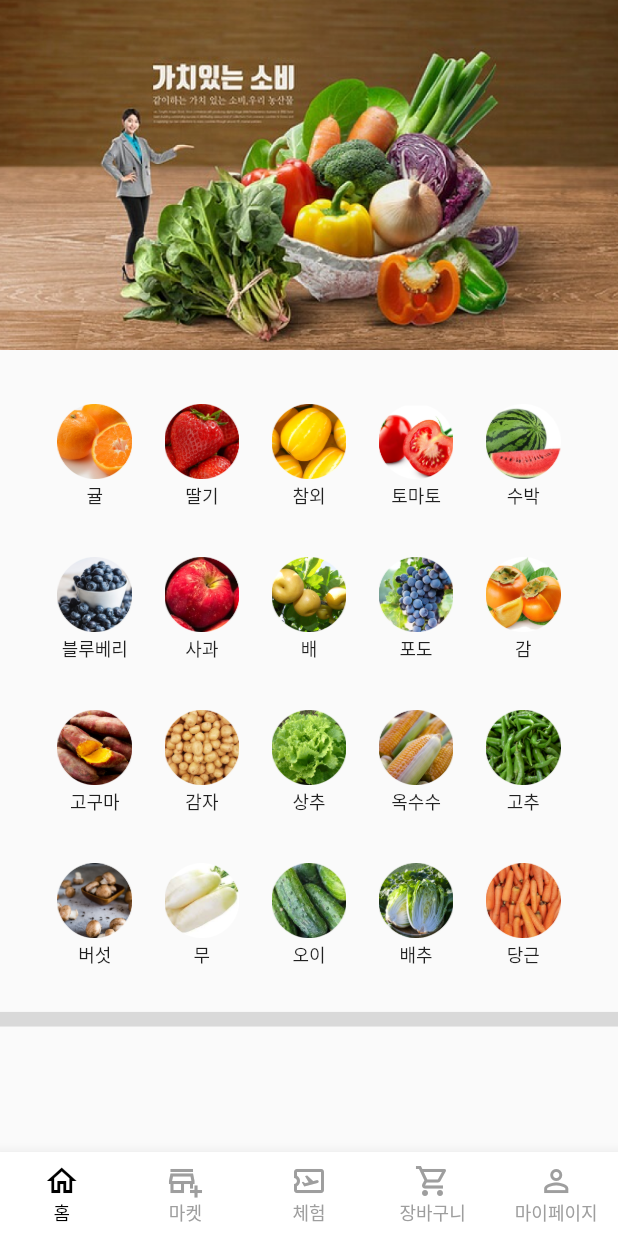
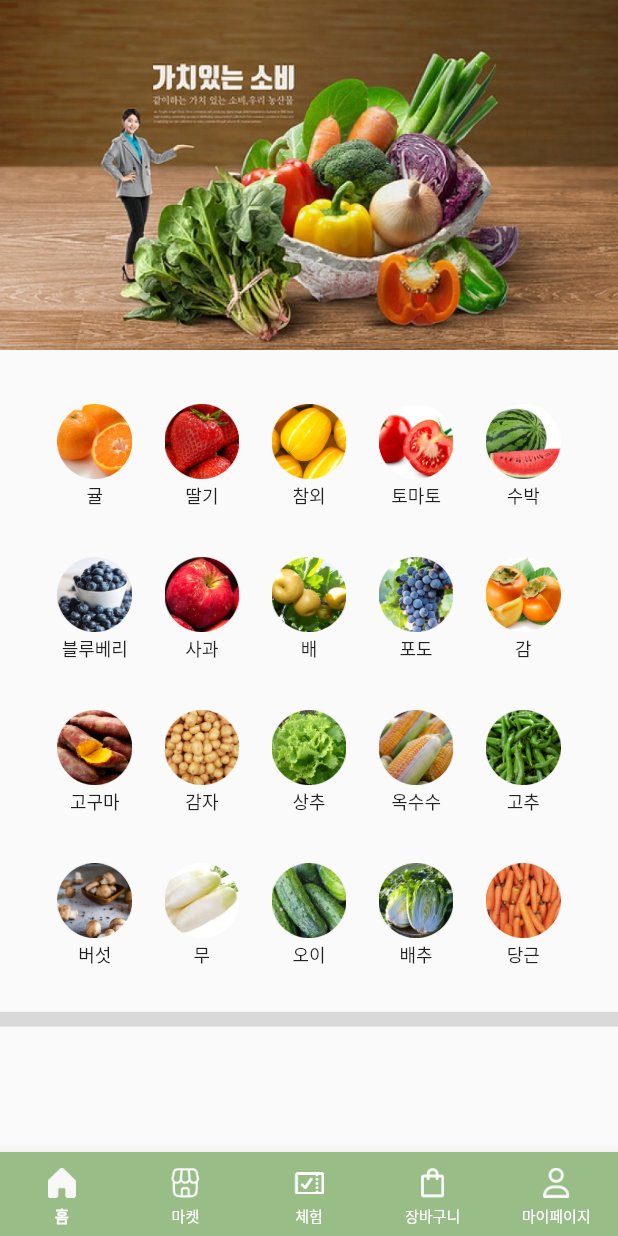
Before and after one commit to AlwaysFighting/Farm2Table, a Flutter app: the screen it shows once a user with an empty profile is signed in, on a phone screen of 412 x 824 dp. Run offline on Flutter 3.47's test engine with Material 2 defaults, Android fonts, the phone set to English and light mode, and no system bars; drawn by our look-alikes of carousel_slider; our stand-ins replace cloud_firestore, firebase_auth, firebase_core, flutter_screenutil, google_sign_in, hexcolor; accounts and stored records are empty.

Commit message:
Feat: 네비게이션 아이콘 수정

```diff
--- a/Frontend/farm2table/lib/Const/bottom_nav.dart
+++ b/Frontend/farm2table/lib/Const/bottom_nav.dart
@@ -7,6 +7,8 @@ import '../Home/Views/home.dart';
 import '../MyPage/Views/mypage_home.dart';
 import 'package:firebase_auth/firebase_auth.dart';
 import 'package:farm2table/Login/login.dart';
+
+import 'colors.dart';
 
 class BottomNavigation extends StatefulWidget {
   const BottomNavigation({Key? key}) : super(key: key);
@@ -53,12 +55,11 @@ class _BottomNavigationState extends State<BottomNavigation> {
 
   BottomNavigationBar _bottomNavigation() {
     return BottomNavigationBar(
-      backgroundColor: Colors.white,
-      unselectedItemColor: Colors.grey,
-      selectedLabelStyle: const TextStyle(color: Colors.black),
-      selectedItemColor: Colors.black,
-      selectedFontSize: 12,
-      unselectedFontSize: 12,
+      backgroundColor: subColor,
+      unselectedItemColor: Colors.white,
+      selectedLabelStyle: const TextStyle(color: Colors.white, fontWeight: FontWeight.w700, fontSize: 10.0),
+      unselectedLabelStyle: const TextStyle(color: Colors.white, fontWeight: FontWeight.w400, fontSize: 10.0),
+      selectedItemColor: Colors.white,
       type: BottomNavigationBarType.fixed,
       onTap: (int index) {
         setState(() {
@@ -66,26 +67,101 @@ class _BottomNavigationState extends State<BottomNavigation> {
         });
       },
       currentIndex: currentIndex,
-      items:const [
+      items: [
         BottomNavigationBarItem(
-          label: "홈",
-          icon: Icon(Icons.home_outlined),
+          icon: Padding(
+            padding: const EdgeInsets.all(4.0),
+            child: Image.asset(
+              'assets/Images/navigation/House_Grey.png',
+              width: 20,
+              height: 20,
+            ),
+          ),
+          activeIcon: Padding(
+            padding: const EdgeInsets.all(4.0),
+            child: Image.asset(
+              'assets/Images/navigation/House_Color.png',
+              width: 20,
+              height: 20,
+            ),
+          ),
+          label: '홈',
         ),
         BottomNavigationBarItem(
-          label: "마켓",
-          icon: Icon(Icons.add_business_outlined),
+          icon: Padding(
+            padding: const EdgeInsets.all(4.0),
+            child: Image.asset(
+              'assets/Images/navigation/Market_Grey.png',
+              width: 20,
+              height: 20,
+            ),
+          ),
+          activeIcon: Padding(
+            padding: const EdgeInsets.all(4.0),
+            child: Image.asset(
+              'assets/Images/navigation/Market_Color.png',
+              width: 20,
+              height: 20,
+            ),
+          ),
+          label: '마켓',
         ),
         BottomNavigationBarItem(
-          label: "체험",
-          icon: Icon(Icons.airplane_ticket_outlined),
+          icon: Padding(
+            padding: const EdgeInsets.all(4.0),
+            child: Image.asset(
+              'assets/Images/navigation/Ex_Grey.png',
+              width: 20,
+              height: 20,
+            ),
+          ),
+          activeIcon: Padding(
+            padding: const EdgeInsets.all(4.0),
+            child: Image.asset(
+              'assets/Images/navigation/Ex_Color.png',
+              width: 20,
+              height: 20,
+            ),
+          ),
+          label: '체험',
         ),
         BottomNavigationBarItem(
-          label: "장바구니",
-          icon: Icon(Icons.shopping_cart_outlined),
+          icon: Padding(
+            padding: const EdgeInsets.all(4.0),
+            child: Image.asset(
+              'assets/Images/navigation/Cart_Grey.png',
+              width: 20,
+              height: 20,
+            ),
+          ),
+          activeIcon: Padding(
+            padding: const EdgeInsets.all(4.0),
+            child: Image.asset(
+              'assets/Images/navigation/Cart_Color.png',
+              width: 20,
+              height: 20,
+            ),
+          ),
+          label: '장바구니',
         ),
         BottomNavigationBarItem(
-          label: "마이페이지",
-          icon: Icon(Icons.person_outline),
+          icon: Padding(
+            padding: const EdgeInsets.all(4.0),
+            child: Image.asset(
+              'assets/Images/navigation/User_Grey.png',
+              width: 20,
+              height: 20,
+            ),
+          ),
+          activeIcon: Padding(
+            padding: const EdgeInsets.all(4.0),
+            child: Image.asset(
+              'assets/Images/navigation/User_Color.png',
+              width: 20,
+              height: 20,
+            ),
+          ),
+          label: '마이페이지',
         ),
       ],
     );
--- a/Frontend/farm2table/lib/Experience/Controllers/experience_detail_page.dart
+++ b/Frontend/farm2table/lib/Experience/Controllers/experience_detail_page.dart
@@ -3,7 +3,6 @@ import 'package:flutter/material.dart';
 import 'package:intl/intl.dart';
 
 import '../../Const/colors.dart';
-import '../Views/Farmer/farmer_delivery_page.dart';
 import '../Views/Farmer/farmer_detail_page.dart';
 import 'experience_review_page.dart';
 
--- a/Frontend/farm2table/pubspec.yaml
+++ b/Frontend/farm2table/pubspec.yaml
@@ -77,6 +77,7 @@ flutter:
     - assets/Images/const/
     - assets/Images/login_button.png
     - assets/Images/
+    - assets/Images/navigation/
 
   # To add assets to your application, add an assets section, like this:
 
```
Also changed, not shown: Frontend/farm2table/lib/Market/Views/market_home.dart (+56 -4 lines), Frontend/farm2table/assets/Images/navigation/Cart_Color.png (added), Frontend/farm2table/assets/Images/navigation/Cart_Grey.png (added), Frontend/farm2table/assets/Images/navigation/Ex_Color.png (added), Frontend/farm2table/assets/Images/navigation/Ex_Grey.png (added), Frontend/farm2table/assets/Images/navigation/House_Color.png (added), Frontend/farm2table/assets/Images/navigation/House_Grey.png (added), Frontend/farm2table/assets/Images/navigation/Market_Color.png (added), Frontend/farm2table/assets/Images/navigation/Market_Grey.png (added), Frontend/farm2table/assets/Images/navigation/User_Color.png (added), Frontend/farm2table/assets/Images/navigation/User_Grey.png (added), Frontend/farm2table/assets/Images/vegetable/House_Color.png (added), Frontend/farm2table/assets/Images/vegetable/House_Grey.png (added), Frontend/farm2table/assets/Images/vegetable/User_Color.png (added), 1 more files.
